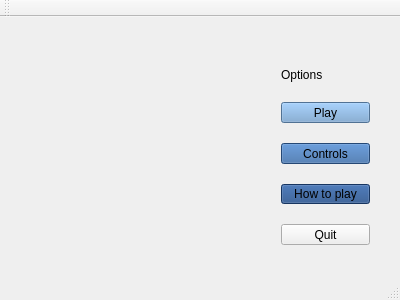
This is mainmenuwindow.ui in MATF-RS19/RS021-the-traveler as Qt 5 draws it before an edit. The edited form follows.
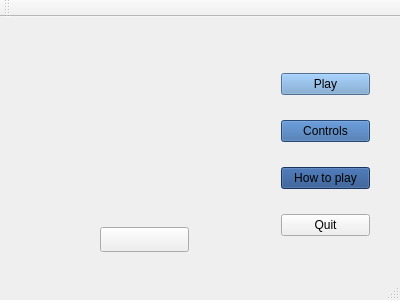
This is the edited form. The open tabs and pages were chosen to show the change.

```diff
--- a/mainmenuwindow.ui
+++ b/mainmenuwindow.ui
@@ -40,13 +40,6 @@
        <property name="spacing">
         <number>20</number>
        </property>
-       <item>
-        <widget class="QLabel" name="labelOptions">
-         <property name="text">
-          <string>Options</string>
-         </property>
-        </widget>
-       </item>
        <item>
         <widget class="QPushButton" name="play">
          <property name="styleSheet">
@@ -86,6 +79,19 @@
        </item>
       </layout>
      </widget>
+     <widget class="QPushButton" name="sound">
+      <property name="geometry">
+       <rect>
+        <x>100</x>
+        <y>210</y>
+        <width>89</width>
+        <height>25</height>
+       </rect>
+      </property>
+      <property name="text">
+       <string/>
+      </property>
+     </widget>
     </widget>
     <widget class="QWidget" name="page_2">
      <property name="palette">
```
Left out of the diff: 2 changed lines with no effect on the pictures.
